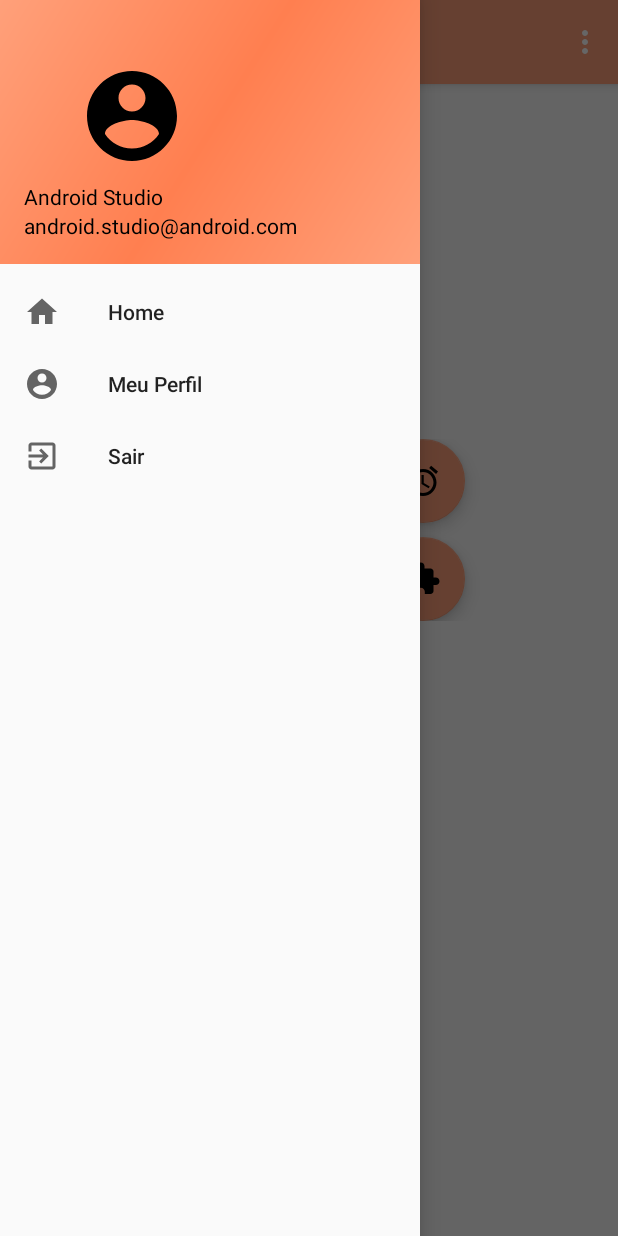
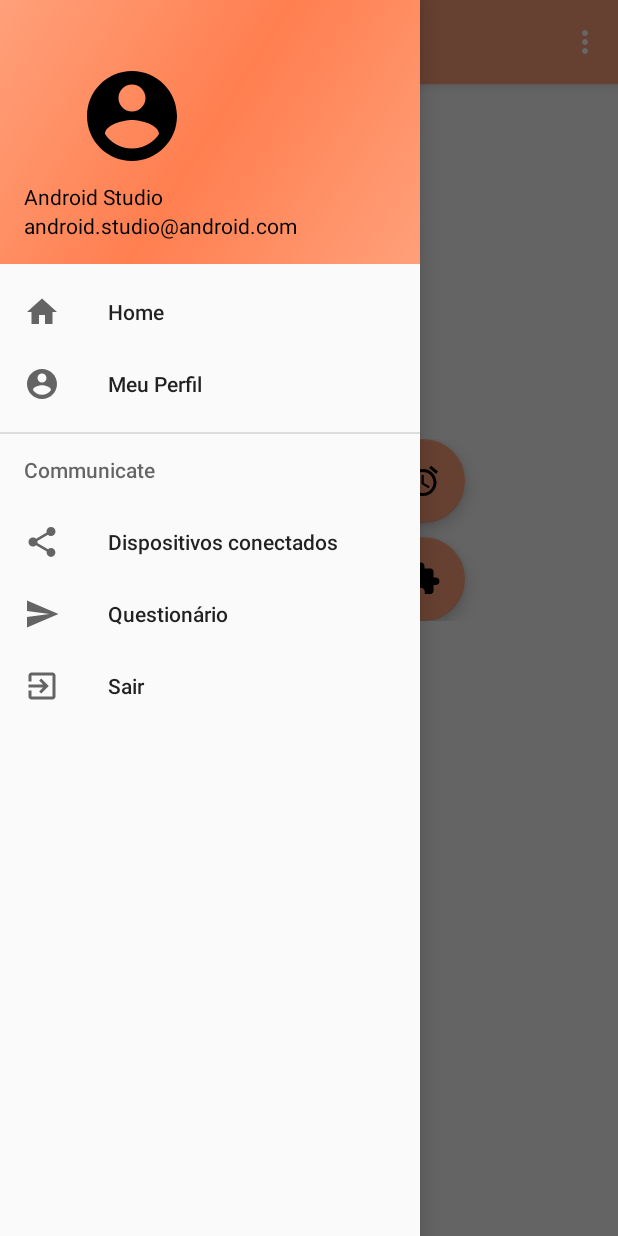
Before and after one commit to ge17/CoopFit, an Android app: the NavigationActivity screen opened directly, with no data from a screen before it, with the side drawer open, on a phone screen of 412 x 824 dp. Run offline under Robolectric (Android 15) with nearby library versions, the light colour scheme and no system bars; libraries missing offline, so code that uses them is left out: com.github.mikephil.charting; plain views replace LineChart.

Commit message:
Merge branches 'Desenvolvimento' and 'master' of https://github.com/ge17/CoopFit into Desenvolvimento
# Conflicts:
#	app/src/main/java/fiap/com/br/coopfit/NavigationActivity.java
#	app/src/main/res/layout/activity_register.xml

```diff
--- a/app/src/main/res/menu/activity_navigation_drawer.xml
+++ b/app/src/main/res/menu/activity_navigation_drawer.xml
@@ -25,14 +25,14 @@
 
     <item android:title="Communicate">
         <menu>
-            <!--<item-->
-                <!--android:id="@+id/nav_share"-->
-                <!--android:icon="@drawable/ic_menu_share"-->
-                <!--android:title="Medimentos" />-->
-            <!--<item-->
-                <!--android:id="@+id/nav_send"-->
-                <!--android:icon="@drawable/ic_menu_send"-->
-                <!--android:title="Questionário" />-->
+            <item
+                android:id="@+id/nav_share"
+                android:icon="@drawable/ic_menu_share"
+                android:title="Dispositivos conectados" />
+            <item
+                android:id="@+id/nav_send"
+                android:icon="@drawable/ic_menu_send"
+                android:title="Questionário" />
         </menu>
     </item>
 
--- a/app/src/main/res/menu/navigation.xml
+++ b/app/src/main/res/menu/navigation.xml
@@ -5,5 +5,7 @@
         android:id="@+id/action_settings"
         android:orderInCategory="100"
         android:title="@string/action_settings"
-        app:showAsAction="never" />
+        app:showAsAction="never"
+        android:onClick="Sincronizar"
+        />
 </menu>
```
Also changed, not shown: app/src/main/java/fiap/com/br/coopfit/NavigationActivity.java (+72 -62 lines), app/src/main/java/fiap/com/br/coopfit/dao/CoopFitDB.java (+16 -11 lines).
